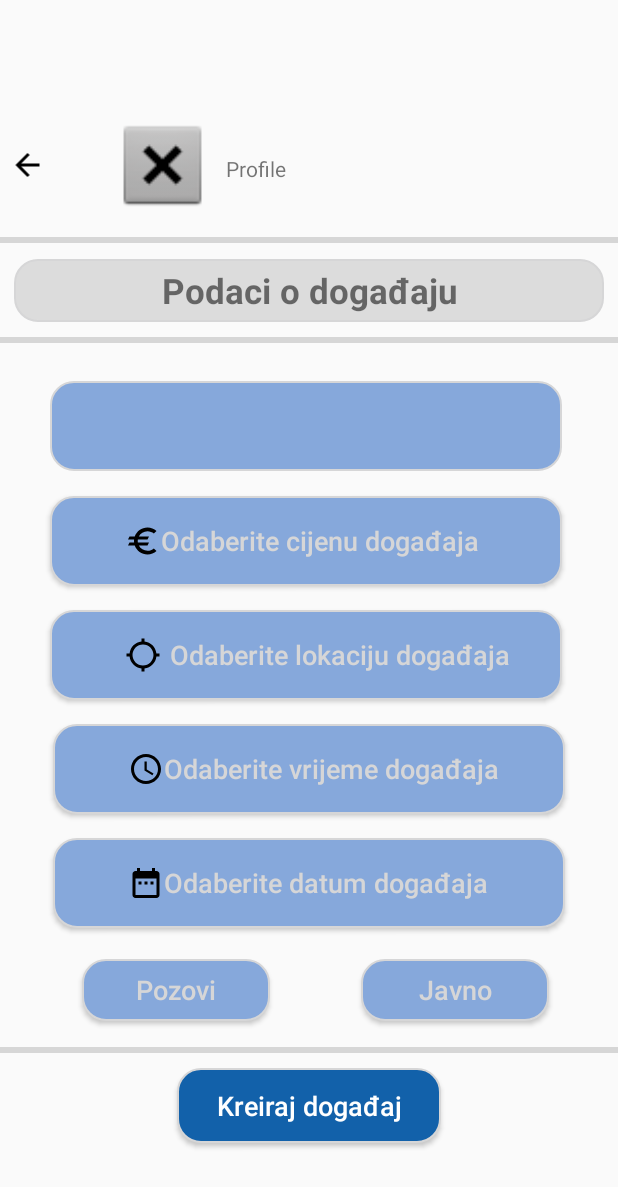
After one commit to mlukac2/GoPlay, an Android app: the layout kreiranje_dogadaja.xml on its own in the app's theme, with its tools: preview values and no code run, on a phone screen of 412 x 824 dp. The commit adds this screen. Shown: the top 1187 px of the screen. Run offline under Robolectric (Android 15) with nearby library versions, the phone set to English and light mode, and no system bars; grey boxes are pictures that could not be loaded.

Commit message:
Kreiranje događaja

```diff
--- /dev/null
+++ b/app/src/main/res/drawable/ic_access_time_24px.xml
@@ -0,0 +1,12 @@
+<vector xmlns:android="http://schemas.android.com/apk/res/android"
+    android:width="24dp"
+    android:height="24dp"
+    android:viewportWidth="24"
+    android:viewportHeight="24">
+  <path
+      android:fillColor="#FF000000"
+      android:pathData="M11.99,2C6.47,2 2,6.48 2,12s4.47,10 9.99,10C17.52,22 22,17.52 22,12S17.52,2 11.99,2zM12,20c-4.42,0 -8,-3.58 -8,-8s3.58,-8 8,-8 8,3.58 8,8 -3.58,8 -8,8z"/>
+  <path
+      android:fillColor="#FF000000"
+      android:pathData="M12.5,7H11v6l5.25,3.15 0.75,-1.23 -4.5,-2.67z"/>
+</vector>
--- /dev/null
+++ b/app/src/main/res/drawable/ic_attach_money_24px.xml
@@ -0,0 +1,9 @@
+<vector xmlns:android="http://schemas.android.com/apk/res/android"
+    android:width="24dp"
+    android:height="24dp"
+    android:viewportWidth="24"
+    android:viewportHeight="24">
+  <path
+      android:fillColor="#FF000000"
+      android:pathData="M11.8,10.9c-2.27,-0.59 -3,-1.2 -3,-2.15 0,-1.09 1.01,-1.85 2.7,-1.85 1.78,0 2.44,0.85 2.5,2.1h2.21c-0.07,-1.72 -1.12,-3.3 -3.21,-3.81V3h-3v2.16c-1.94,0.42 -3.5,1.68 -3.5,3.61 0,2.31 1.91,3.46 4.7,4.13 2.5,0.6 3,1.48 3,2.41 0,0.69 -0.49,1.79 -2.7,1.79 -2.06,0 -2.87,-0.92 -2.98,-2.1h-2.2c0.12,2.19 1.76,3.42 3.68,3.83V21h3v-2.15c1.95,-0.37 3.5,-1.5 3.5,-3.55 0,-2.84 -2.43,-3.81 -4.7,-4.4z"/>
+</vector>
--- /dev/null
+++ b/app/src/main/res/drawable/ic_date_range_24px.xml
@@ -0,0 +1,9 @@
+<vector xmlns:android="http://schemas.android.com/apk/res/android"
+    android:width="24dp"
+    android:height="24dp"
+    android:viewportWidth="24"
+    android:viewportHeight="24">
+  <path
+      android:fillColor="#FF000000"
+      android:pathData="M9,11L7,11v2h2v-2zM13,11h-2v2h2v-2zM17,11h-2v2h2v-2zM19,4h-1L18,2h-2v2L8,4L8,2L6,2v2L5,4c-1.11,0 -1.99,0.9 -1.99,2L3,20c0,1.1 0.89,2 2,2h14c1.1,0 2,-0.9 2,-2L21,6c0,-1.1 -0.9,-2 -2,-2zM19,20L5,20L5,9h14v11z"/>
+</vector>
--- /dev/null
+++ b/app/src/main/res/drawable/ic_euro_24px.xml
@@ -0,0 +1,9 @@
+<vector xmlns:android="http://schemas.android.com/apk/res/android"
+    android:width="24dp"
+    android:height="24dp"
+    android:viewportWidth="24"
+    android:viewportHeight="24">
+  <path
+      android:fillColor="#FF000000"
+      android:pathData="M15,18.5c-2.51,0 -4.68,-1.42 -5.76,-3.5H15l1,-2H8.58c-0.05,-0.33 -0.08,-0.66 -0.08,-1s0.03,-0.67 0.08,-1H15l1,-2H9.24C10.32,6.92 12.5,5.5 15,5.5c1.61,0 3.09,0.59 4.23,1.57L21,5.3C19.41,3.87 17.3,3 15,3c-3.92,0 -7.24,2.51 -8.48,6H3l-1,2h4.06C6.02,11.33 6,11.66 6,12s0.02,0.67 0.06,1H3l-1,2h4.52c1.24,3.49 4.56,6 8.48,6c2.31,0 4.41,-0.87 6,-2.3l-1.78,-1.77C18.09,17.91 16.62,18.5 15,18.5z"/>
+</vector>
--- /dev/null
+++ b/app/src/main/res/drawable/ic_location_searching_24px.xml
@@ -0,0 +1,9 @@
+<vector xmlns:android="http://schemas.android.com/apk/res/android"
+    android:width="24dp"
+    android:height="24dp"
+    android:viewportWidth="24"
+    android:viewportHeight="24">
+  <path
+      android:fillColor="#FF000000"
+      android:pathData="M20.94,11c-0.46,-4.17 -3.77,-7.48 -7.94,-7.94V1h-2v2.06C6.83,3.52 3.52,6.83 3.06,11H1v2h2.06c0.46,4.17 3.77,7.48 7.94,7.94V23h2v-2.06c4.17,-0.46 7.48,-3.77 7.94,-7.94H23v-2h-2.06zM12,19c-3.87,0 -7,-3.13 -7,-7s3.13,-7 7,-7 7,3.13 7,7 -3.13,7 -7,7z"/>
+</vector>
--- /dev/null
+++ b/app/src/main/res/drawable/rounded.xml
@@ -0,0 +1,7 @@
+<?xml version="1.0" encoding="utf-8"?>
+<shape xmlns:android="http://schemas.android.com/apk/res/android"
+    android:shape="rectangle">
+    <corners android:radius="15dp" />  // set radius of corner
+    <stroke android:width="1dp" android:color="@color/text_color_dark" /> // set color and width of border
+    <solid android:color="@color/gray" /> // inner bgcolor
+</shape>
--- /dev/null
+++ b/app/src/main/res/drawable/rounded_home_boja.xml
@@ -0,0 +1,7 @@
+<?xml version="1.0" encoding="utf-8"?>
+<shape xmlns:android="http://schemas.android.com/apk/res/android"
+    android:shape="rectangle">
+    <corners android:radius="15dp" />
+    <stroke android:width="1dp" android:color="@color/text_color_dark" />
+    <solid android:color="@color/plava_home" />
+</shape>
--- /dev/null
+++ b/app/src/main/res/drawable/rounded_prazno.xml
@@ -0,0 +1,7 @@
+<?xml version="1.0" encoding="utf-8"?>
+<shape xmlns:android="http://schemas.android.com/apk/res/android"
+    android:shape="rectangle">
+    <corners android:radius="15dp" />
+    <stroke android:width="1dp" android:color="@color/text_color_dark" />
+    <solid android:color="@color/svjetlo_plava" />
+</shape>
--- a/app/src/main/res/layout/activity_home.xml
+++ b/app/src/main/res/layout/activity_home.xml
@@ -49,8 +49,9 @@
         android:layout_height="wrap_content"
         android:tint="@android:color/white"
         app:fabSize="normal"
+        app:backgroundTint="@color/svjetlo_plava"
         app:layout_anchor="@id/bar"
-        app:srcCompat="@drawable/ic_add_black_24dp"/>
+        app:srcCompat="@drawable/ic_add_black_24dp" />
 
     <com.google.android.material.bottomappbar.BottomAppBar
         android:id="@+id/bar"
--- /dev/null
+++ b/app/src/main/res/layout/kreiranje_dogadaja.xml
@@ -0,0 +1,284 @@
+<?xml version="1.0" encoding="utf-8"?>
+<androidx.constraintlayout.widget.ConstraintLayout xmlns:android="http://schemas.android.com/apk/res/android"
+    xmlns:app="http://schemas.android.com/apk/res-auto"
+    xmlns:tools="http://schemas.android.com/tools"
+    android:id="@+id/linearLayout"
+    android:layout_width="match_parent"
+    android:layout_height="match_parent"
+    android:orientation="vertical">
+
+
+    <ImageView
+        android:id="@+id/imageView3"
+        android:layout_width="35dp"
+        android:layout_height="wrap_content"
+        android:layout_marginTop="51dp"
+        android:layout_marginEnd="376dp"
+        android:layout_marginBottom="656dp"
+        android:onClick="BackButton3"
+        app:layout_constraintBottom_toBottomOf="parent"
+        app:layout_constraintEnd_toEndOf="parent"
+        app:layout_constraintStart_toStartOf="parent"
+        app:layout_constraintTop_toTopOf="parent"
+        app:srcCompat="@drawable/ic_arrow_back_24px" />
+
+    <TextView
+        android:id="@+id/userName"
+        android:layout_width="wrap_content"
+        android:layout_height="wrap_content"
+        android:layout_marginStart="149dp"
+        android:layout_marginTop="56dp"
+        android:layout_marginEnd="220dp"
+        android:layout_marginBottom="656dp"
+        android:text="Profile"
+        app:layout_constraintBottom_toBottomOf="parent"
+        app:layout_constraintEnd_toEndOf="parent"
+        app:layout_constraintStart_toStartOf="parent"
+        app:layout_constraintTop_toTopOf="parent" />
+
+    <ImageView
+        android:id="@+id/userPicture"
+        android:layout_width="67dp"
+        android:layout_height="65dp"
+        android:layout_marginStart="74dp"
+        android:layout_marginTop="31dp"
+        android:layout_marginEnd="270dp"
+        android:layout_marginBottom="635dp"
+        app:layout_constraintBottom_toBottomOf="parent"
+        app:layout_constraintEnd_toEndOf="parent"
+        app:layout_constraintStart_toStartOf="parent"
+        app:layout_constraintTop_toTopOf="parent"
+        app:srcCompat="@android:drawable/btn_dialog" />
+
+    <View
+        android:id="@+id/view6"
+        android:layout_width="match_parent"
+        android:layout_height="4dp"
+        android:layout_alignParentEnd="true"
+        android:layout_alignParentBottom="true"
+        android:layout_marginTop="111dp"
+        android:layout_marginBottom="616dp"
+        android:background="@color/text_color_dark"
+        app:layout_constraintBottom_toBottomOf="parent"
+        app:layout_constraintEnd_toEndOf="parent"
+        app:layout_constraintHorizontal_bias="0.5"
+        app:layout_constraintStart_toStartOf="parent"
+
+        app:layout_constraintTop_toTopOf="parent" />
+
+
+    <TextView
+        android:id="@+id/textView8"
+        android:layout_width="393dp"
+        android:layout_height="42dp"
+        android:layout_alignParentTop="true"
+        android:layout_centerHorizontal="true"
+        android:layout_marginStart="16dp"
+        android:layout_marginTop="126dp"
+        android:layout_marginEnd="156dp"
+        android:layout_marginBottom="563dp"
+        android:background="@drawable/rounded"
+        android:gravity="center"
+        android:text="Podaci o događaju"
+        android:textSize="23sp"
+        android:textStyle="bold"
+        app:layout_constraintBottom_toBottomOf="parent"
+        app:layout_constraintEnd_toEndOf="parent"
+        app:layout_constraintHorizontal_bias="0.045"
+        app:layout_constraintStart_toStartOf="parent"
+        app:layout_constraintTop_toTopOf="parent" />
+
+    <View
+        android:id="@+id/view"
+        android:layout_width="match_parent"
+        android:layout_height="4dp"
+        android:layout_alignParentEnd="true"
+        android:layout_alignParentBottom="true"
+        android:layout_marginTop="651dp"
+
+        android:layout_marginBottom="76dp"
+        android:background="@color/text_color_dark"
+        app:layout_constraintBottom_toBottomOf="parent"
+        app:layout_constraintEnd_toEndOf="parent"
+        app:layout_constraintHorizontal_bias="0.5"
+        app:layout_constraintStart_toStartOf="parent"
+        app:layout_constraintTop_toTopOf="parent" />
+
+    <View
+        android:id="@+id/view10"
+        android:layout_width="match_parent"
+        android:layout_height="4dp"
+        android:layout_alignParentEnd="true"
+        android:layout_alignParentBottom="true"
+        android:layout_marginTop="178dp"
+
+        android:layout_marginBottom="549dp"
+        android:background="@color/text_color_dark"
+        app:layout_constraintBottom_toBottomOf="parent"
+        app:layout_constraintEnd_toEndOf="parent"
+        app:layout_constraintHorizontal_bias="0.5"
+        app:layout_constraintStart_toStartOf="parent"
+        app:layout_constraintTop_toTopOf="parent" />
+
+    <Button
+        android:id="@+id/buttonCijena"
+        android:layout_width="341dp"
+        android:layout_height="60dp"
+        android:layout_marginStart="33dp"
+        android:layout_marginTop="284dp"
+        android:layout_marginEnd="37dp"
+        android:layout_marginBottom="387dp"
+        android:background="@drawable/rounded_prazno"
+        android:drawableLeft="@drawable/ic_euro_24px"
+        android:gravity="left|center_vertical"
+        android:paddingLeft="50dp"
+        android:text="Odaberite cijenu događaja"
+        android:textAllCaps="false"
+        android:textColor="@color/text_color_dark"
+        android:textSize="18dp"
+        app:layout_constraintBottom_toBottomOf="parent"
+        app:layout_constraintEnd_toEndOf="parent"
+        app:layout_constraintHorizontal_bias="0.5"
+        app:layout_constraintStart_toStartOf="parent"
+        app:layout_constraintTop_toTopOf="parent" />
+
+    <Button
+        android:id="@+id/buttonLokacija"
+        android:layout_width="341dp"
+        android:layout_height="60dp"
+        android:layout_centerInParent="true"
+        android:layout_marginStart="33dp"
+        android:layout_marginTop="360dp"
+        android:layout_marginEnd="37dp"
+        android:layout_marginBottom="311dp"
+        android:background="@drawable/rounded_prazno"
+        android:drawableLeft="@drawable/ic_location_searching_24px"
+        android:drawablePadding="6dp"
+        android:duplicateParentState="true"
+        android:gravity="left|center_vertical"
+        android:paddingLeft="50dp"
+        android:text="Odaberite lokaciju događaja"
+        android:textAllCaps="false"
+        android:textColor="@color/text_color_dark"
+        android:textSize="18sp"
+        app:layout_constraintBottom_toBottomOf="parent"
+        app:layout_constraintEnd_toEndOf="parent"
+        app:layout_constraintHorizontal_bias="0.5"
+        app:layout_constraintStart_toStartOf="parent"
+        app:layout_constraintTop_toTopOf="parent" />
+
+    <Button
+        android:id="@+id/buttonVrijeme"
+        android:layout_width="341dp"
+        android:layout_height="60dp"
+        android:layout_marginTop="436dp"
+        android:layout_marginBottom="235dp"
+        android:background="@drawable/rounded_prazno"
+        android:drawableLeft="@drawable/ic_access_time_24px"
+        android:gravity="left|center_vertical"
+        android:paddingLeft="50dp"
+        android:text="Odaberite vrijeme događaja"
+        android:textAllCaps="false"
+        android:textColor="@color/text_color_dark"
+        android:textSize="18dp"
+        app:layout_constraintBottom_toBottomOf="parent"
+        app:layout_constraintEnd_toEndOf="parent"
+        app:layout_constraintHorizontal_bias="0.5"
+        app:layout_constraintStart_toStartOf="parent"
+        app:layout_constraintTop_toTopOf="parent" />
+
+    <Button
+        android:id="@+id/buttonDatum"
+        android:layout_width="341dp"
+        android:layout_height="60dp"
+        android:layout_marginTop="512dp"
+        android:layout_marginBottom="159dp"
+        android:background="@drawable/rounded_prazno"
+        android:drawableLeft="@drawable/ic_date_range_24px"
+        android:gravity="left|center_vertical"
+        android:paddingLeft="50dp"
+        android:text="Odaberite datum događaja"
+        android:textAllCaps="false"
+        android:textColor="@color/text_color_dark"
+        android:textSize="18dp"
+        app:layout_constraintBottom_toBottomOf="parent"
+        app:layout_constraintEnd_toEndOf="parent"
+        app:layout_constraintHorizontal_bias="0.5"
+        app:layout_constraintStart_toStartOf="parent"
+        app:layout_constraintTop_toTopOf="parent" />
+
+    <Button
+        android:id="@+id/buttonJavno"
+        android:layout_width="125dp"
+        android:layout_height="41dp"
+        android:layout_marginStart="240dp"
+        android:layout_marginTop="593dp"
+        android:layout_marginEnd="46dp"
+        android:layout_marginBottom="97dp"
+        android:background="@drawable/rounded_prazno"
+        android:text="Javno"
+        android:textAllCaps="false"
+        android:textColor="@color/text_color_dark"
+        android:textSize="18dp"
+        app:layout_constraintBottom_toBottomOf="parent"
+        app:layout_constraintEnd_toEndOf="parent"
+        app:layout_constraintStart_toStartOf="parent"
+        app:layout_constraintTop_toTopOf="parent" />
+
+    <Button
+        android:id="@+id/buttonPozovi"
+        android:layout_width="125dp"
+        android:layout_height="41dp"
+        android:layout_marginStart="54dp"
+        android:layout_marginTop="593dp"
+        android:layout_marginEnd="232dp"
+        android:layout_marginBottom="97dp"
+        android:background="@drawable/rounded_prazno"
+        android:text="Pozovi"
+        android:textAllCaps="false"
+        android:textColor="@color/text_color_dark"
+        android:textSize="18dp"
+        app:layout_constraintBottom_toBottomOf="parent"
+        app:layout_constraintEnd_toEndOf="parent"
+        app:layout_constraintStart_toStartOf="parent"
+        app:layout_constraintTop_toTopOf="parent" />
+
+    <Button
+        android:id="@+id/buttonKreirajDogadaj"
+        android:layout_width="176dp"
+        android:layout_height="50dp"
+        android:layout_marginTop="665dp"
+        android:layout_marginBottom="16dp"
+        android:background="@drawable/rounded_home_boja"
+        android:text="Kreiraj događaj"
+        android:textAllCaps="false"
+        android:textColor="@color/bijela"
+        android:textSize="18dp"
+        app:layout_constraintBottom_toBottomOf="parent"
+        app:layout_constraintEnd_toEndOf="parent"
+        app:layout_constraintHorizontal_bias="0.5"
+        app:layout_constraintStart_toStartOf="parent"
+        app:layout_constraintTop_toTopOf="parent" />
+
+    <TextView
+        android:id="@+id/textView9"
+        android:layout_width="341dp"
+        android:layout_height="60dp"
+        android:layout_alignParentTop="true"
+        android:layout_centerHorizontal="true"
+        android:layout_marginStart="33dp"
+        android:layout_marginTop="207dp"
+        android:layout_marginEnd="37dp"
+        android:layout_marginBottom="464dp"
+        android:background="@drawable/rounded_prazno"
+        android:gravity="center"
+        android:textSize="20sp"
+        android:textStyle="bold"
+        app:layout_constraintBottom_toBottomOf="parent"
+        app:layout_constraintEnd_toEndOf="parent"
+        app:layout_constraintHorizontal_bias="0.5"
+        app:layout_constraintStart_toStartOf="parent"
+        app:layout_constraintTop_toTopOf="parent" />
+
+
+</androidx.constraintlayout.widget.ConstraintLayout>
--- a/app/src/main/res/values/colors.xml
+++ b/app/src/main/res/values/colors.xml
@@ -1,6 +1,6 @@
 <?xml version="1.0" encoding="utf-8"?>
 <resources>
-    <color name="colorPrimary">#008577</color>
+    <color name="gray">#DCDCDC</color>
     <color name="colorPrimaryDark">#00574B</color>
     <color name="svjetlo_plava">#86A8DB</color>
     <color name="plava_home">#1261AA</color>
--- a/app/src/main/res/values/styles.xml
+++ b/app/src/main/res/values/styles.xml
@@ -1,8 +1,6 @@
 <resources>
 
-    <!-- Base application theme.  Set the material components theme-->
     <style name="AppTheme" parent="Theme.MaterialComponents.Light.NoActionBar.Bridge">
-        <!-- Customize your theme here. -->
         <item name="colorPrimary">@color/colorPrimary</item>
         <item name="colorPrimaryDark">@color/colorPrimaryDark</item>
         <item name="colorAccent">@color/colorAccent</item>
```
